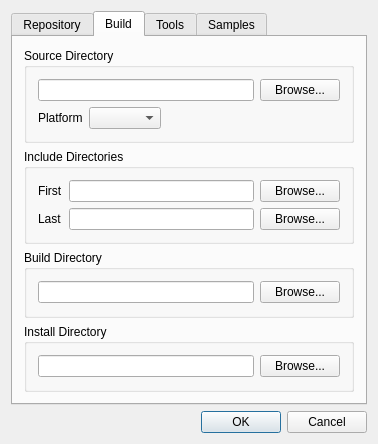
Above: nut/tools/qnutconf/settingsdialog.ui from UweBonnes/ethernut before the change. Below: the same form after it.
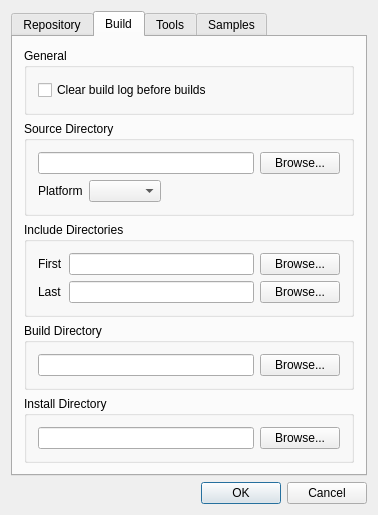
That is the form after the change. The open tabs and pages were chosen to show the change.

Commit message: Added option to auto clear the build log between builds. Default is active.

Patch:
```diff
--- a/nut/tools/qnutconf/settingsdialog.ui
+++ b/nut/tools/qnutconf/settingsdialog.ui
@@ -112,6 +112,22 @@
        <string>Build</string>
       </attribute>
       <layout class="QVBoxLayout" name="verticalLayout_6">
+       <item>
+        <widget class="QGroupBox" name="groupBox_9">
+         <property name="title">
+          <string>General</string>
+         </property>
+         <layout class="QVBoxLayout" name="verticalLayout_11">
+          <item>
+           <widget class="QCheckBox" name="cb_ClearLogBeforeBuild">
+            <property name="text">
+             <string>Clear build log before builds</string>
+            </property>
+           </widget>
+          </item>
+         </layout>
+        </widget>
+       </item>
        <item>
         <widget class="QGroupBox" name="groupBox_3">
          <property name="title">
```
Left out of the diff: 30 changed lines with no effect on the pictures. The commit also changes 4 other files.
